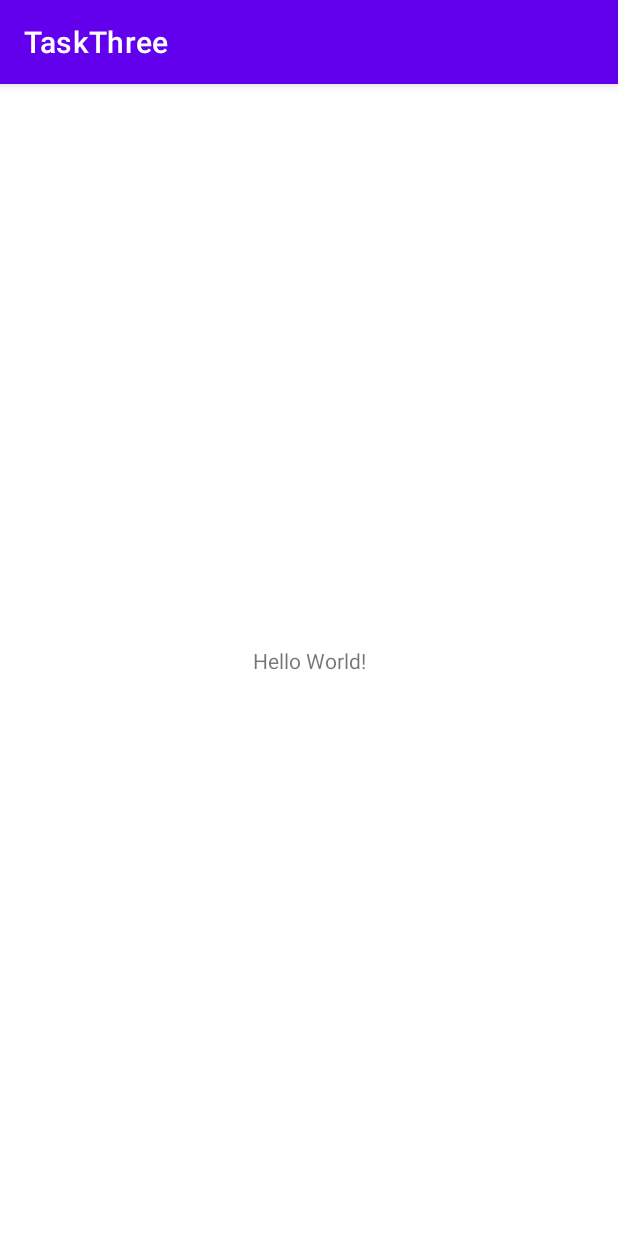
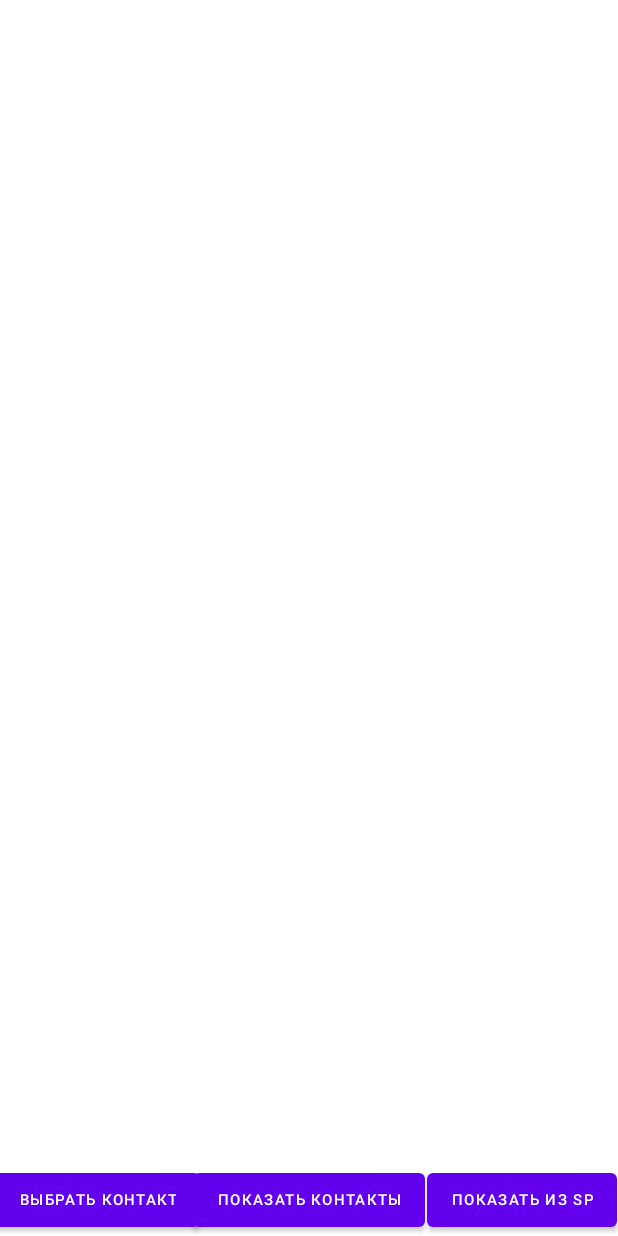
Before and after one commit to MIt256/AndroidTask3, an Android app: the screen it shows after launch (MainActivity), on a phone screen of 412 x 824 dp. Run offline under Robolectric (Android 15) with nearby library versions, the phone set to English and light mode, and no system bars.

Commit message:
Contacts list and permission

```diff
--- a/app/build.gradle
+++ b/app/build.gradle
@@ -29,6 +29,10 @@ android {
     kotlinOptions {
         jvmTarget = '1.8'
     }
+
+    buildFeatures{
+        viewBinding true
+    }
 }
 
 dependencies {
@@ -40,4 +44,5 @@ dependencies {
     testImplementation 'junit:junit:4.+'
     androidTestImplementation 'androidx.test.ext:junit:1.1.3'
     androidTestImplementation 'androidx.test.espresso:espresso-core:3.4.0'
+
 }
--- a/app/src/main/AndroidManifest.xml
+++ b/app/src/main/AndroidManifest.xml
@@ -1,7 +1,7 @@
 <?xml version="1.0" encoding="utf-8"?>
 <manifest xmlns:android="http://schemas.android.com/apk/res/android"
     package="com.example.taskthree">
-
+    <uses-permission android:name="android.permission.READ_CONTACTS" />
     <application
         android:allowBackup="true"
         android:icon="@mipmap/ic_launcher"
@@ -14,7 +14,6 @@
             android:exported="true">
             <intent-filter>
                 <action android:name="android.intent.action.MAIN" />
-
                 <category android:name="android.intent.category.LAUNCHER" />
             </intent-filter>
         </activity>
--- /dev/null
+++ b/app/src/main/java/com/example/taskthree/Contact.kt
@@ -0,0 +1,3 @@
+package com.example.taskthree
+
+data class Contact(val name: String, val number: String)
--- a/app/src/main/java/com/example/taskthree/MainActivity.kt
+++ b/app/src/main/java/com/example/taskthree/MainActivity.kt
@@ -1,11 +1,60 @@
 package com.example.taskthree
 
+import android.annotation.SuppressLint
+import android.content.pm.PackageManager
 import androidx.appcompat.app.AppCompatActivity
 import android.os.Bundle
+import android.provider.ContactsContract.*
+import android.view.View
+import androidx.core.content.ContextCompat
+import androidx.recyclerview.widget.LinearLayoutManager
+import com.example.taskthree.databinding.ActivityMainBinding
 
 class MainActivity : AppCompatActivity() {
+    lateinit var binding: ActivityMainBinding
+    private val adapter = ContactAdapter()
+
     override fun onCreate(savedInstanceState: Bundle?) {
         super.onCreate(savedInstanceState)
-        setContentView(R.layout.activity_main)
+
+        binding = ActivityMainBinding.inflate(layoutInflater)
+        binding.contactListView.layoutManager = LinearLayoutManager(this)
+        binding.contactListView.adapter = adapter
+
+        checkPermission(READ_CONTACTS,binding.root)
+        setContentView(binding.root)
+    }
+
+
+    @SuppressLint("Range")
+    fun btnShowClick(view: View){
+        val contactList : ArrayList<Contact> = ArrayList()
+        val contacts = contentResolver.query(
+            CommonDataKinds.Phone.CONTENT_URI,
+            null,
+            null,
+            null,
+        null)
+        while (contacts!!.moveToNext()){
+            val name = contacts.getString(contacts.getColumnIndex(CommonDataKinds.Phone.DISPLAY_NAME))
+            val number =  contacts.getString(contacts.getColumnIndex(CommonDataKinds.Phone.NUMBER))
+
+            val obj = Contact(name,number)
+
+            contactList.add(obj)
+        }
+        adapter.addToList(contactList)
+        contacts.close()
+    }
+
+    override fun onRequestPermissionsResult(
+        requestCode: Int,
+        permissions: Array<out String>,
+        grantResults: IntArray
+    ) {
+        super.onRequestPermissionsResult(requestCode, permissions, grantResults)
+        if (ContextCompat.checkSelfPermission(this, READ_CONTACTS) == PackageManager.PERMISSION_GRANTED){
+            checkPermission(READ_CONTACTS,binding.root)
+        }
     }
 }
--- /dev/null
+++ b/app/src/main/java/com/example/taskthree/Permission.kt
@@ -0,0 +1,20 @@
+package com.example.taskthree
+
+import android.Manifest
+import android.app.Activity
+import android.content.pm.PackageManager
+import android.os.Build
+import android.view.View
+import androidx.core.app.ActivityCompat
+import androidx.core.content.ContextCompat
+
+const val READ_CONTACTS = Manifest.permission.READ_CONTACTS
+const val PERMISSION_REQUEST = 200
+
+fun checkPermission(permission: String,view: View):Boolean{
+    return if (Build.VERSION.SDK_INT >= 23 &&
+        ContextCompat.checkSelfPermission(view.context,permission) != PackageManager.PERMISSION_GRANTED){
+            ActivityCompat.requestPermissions(view.context as Activity, arrayOf(permission), PERMISSION_REQUEST)
+        false
+    } else true
+}
--- a/app/src/main/res/layout/activity_main.xml
+++ b/app/src/main/res/layout/activity_main.xml
@@ -6,13 +6,49 @@
     android:layout_height="match_parent"
     tools:context=".MainActivity">
 
-    <TextView
+
+    <Button
+        android:id="@+id/buttonChoose"
         android:layout_width="wrap_content"
         android:layout_height="wrap_content"
-        android:text="Hello World!"
+        android:onClick="btnShowClick"
+        android:text="@string/choose_contact"
+        android:textSize="10sp"
         app:layout_constraintBottom_toBottomOf="parent"
-        app:layout_constraintLeft_toLeftOf="parent"
-        app:layout_constraintRight_toRightOf="parent"
-        app:layout_constraintTop_toTopOf="parent" />
+        app:layout_constraintEnd_toStartOf="@+id/buttonShow"
+        app:layout_constraintStart_toStartOf="parent" />
+
+    <Button
+        android:id="@+id/buttonShow"
+        android:layout_width="wrap_content"
+        android:layout_height="wrap_content"
+        android:text="@string/show_contacts"
+        android:textSize="10sp"
+        app:layout_constraintBottom_toBottomOf="parent"
+        app:layout_constraintEnd_toEndOf="parent"
+        app:layout_constraintStart_toStartOf="parent"
+        app:layout_constraintTop_toBottomOf="@+id/recyclerView" />
+
+    <Button
+        android:id="@+id/button3"
+        android:layout_width="wrap_content"
+        android:layout_height="wrap_content"
+        android:text="@string/choose_from_sp"
+        android:textSize="10sp"
+        app:layout_constraintBottom_toBottomOf="parent"
+        app:layout_constraintEnd_toEndOf="parent"
+        app:layout_constraintStart_toEndOf="@+id/buttonShow"
+        app:layout_constraintTop_toTopOf="@+id/buttonShow" />
+
+    <androidx.recyclerview.widget.RecyclerView
+        android:id="@+id/contactListView"
+        android:layout_width="0dp"
+        android:layout_height="0dp"
+        app:layout_constraintBottom_toTopOf="@+id/buttonChoose"
+        app:layout_constraintEnd_toEndOf="parent"
+        app:layout_constraintHorizontal_bias="0.0"
+        app:layout_constraintStart_toStartOf="parent"
+        app:layout_constraintTop_toTopOf="parent"
+        app:layout_constraintVertical_bias="0.0" />
 
 </androidx.constraintlayout.widget.ConstraintLayout>
--- a/app/src/main/res/values-night/themes.xml
+++ b/app/src/main/res/values-night/themes.xml
@@ -1,6 +1,6 @@
 <resources xmlns:tools="http://schemas.android.com/tools">
     <!-- Base application theme. -->
-    <style name="Theme.TaskThree" parent="Theme.MaterialComponents.DayNight.DarkActionBar">
+    <style name="Theme.TaskThree" parent="Theme.MaterialComponents.DayNight.NoActionBar">
         <!-- Primary brand color. -->
         <item name="colorPrimary">@color/purple_200</item>
         <item name="colorPrimaryVariant">@color/purple_700</item>
--- a/app/src/main/res/values/strings.xml
+++ b/app/src/main/res/values/strings.xml
@@ -1,3 +1,7 @@
 <resources>
     <string name="app_name">TaskThree</string>
+    <string name="choose_contact">Выбрать контакт</string>
+    <string name="show_contacts">Показать контакты</string>
+    <string name="choose_from_sp">Показать из SP</string>
+    <string name="success">Успешно сохранено</string>
 </resources>
--- a/app/src/main/res/values/themes.xml
+++ b/app/src/main/res/values/themes.xml
@@ -1,6 +1,6 @@
 <resources xmlns:tools="http://schemas.android.com/tools">
     <!-- Base application theme. -->
-    <style name="Theme.TaskThree" parent="Theme.MaterialComponents.DayNight.DarkActionBar">
+    <style name="Theme.TaskThree" parent="Theme.MaterialComponents.DayNight.NoActionBar">
         <!-- Primary brand color. -->
         <item name="colorPrimary">@color/purple_500</item>
         <item name="colorPrimaryVariant">@color/purple_700</item>
```
Also changed, not shown: app/src/main/java/com/example/taskthree/ContactAdapter.kt (added, +43 -0 lines), app/src/main/res/layout/contact.xml (added, +73 -0 lines).
